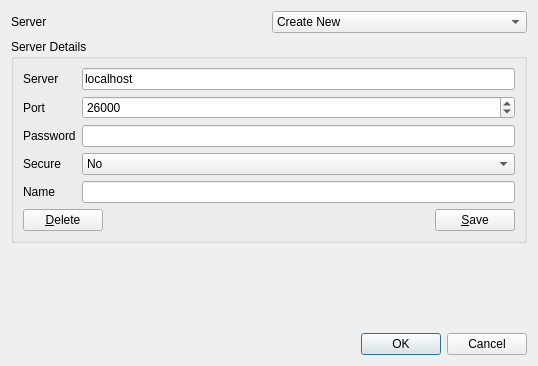
Old version of the form src/create_server_dialog.ui in the repository jjzhang166/RconGui.
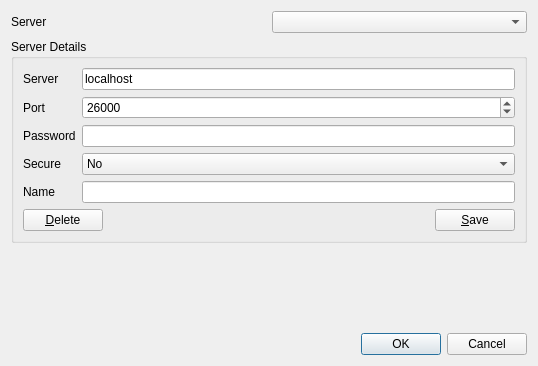
New version of the form. Icons and pictures are not drawn.

```diff
--- a/src/create_server_dialog.ui
+++ b/src/create_server_dialog.ui
@@ -31,11 +31,6 @@
        <property name="whatsThis">
         <string>Selects a saved server or &quot;Create New&quot; to create a new server</string>
        </property>
-       <item>
-        <property name="text">
-         <string>Create New</string>
-        </property>
-       </item>
       </widget>
      </item>
     </layout>
```
Left out of the diff: 12 changed lines with no effect on the pictures.
